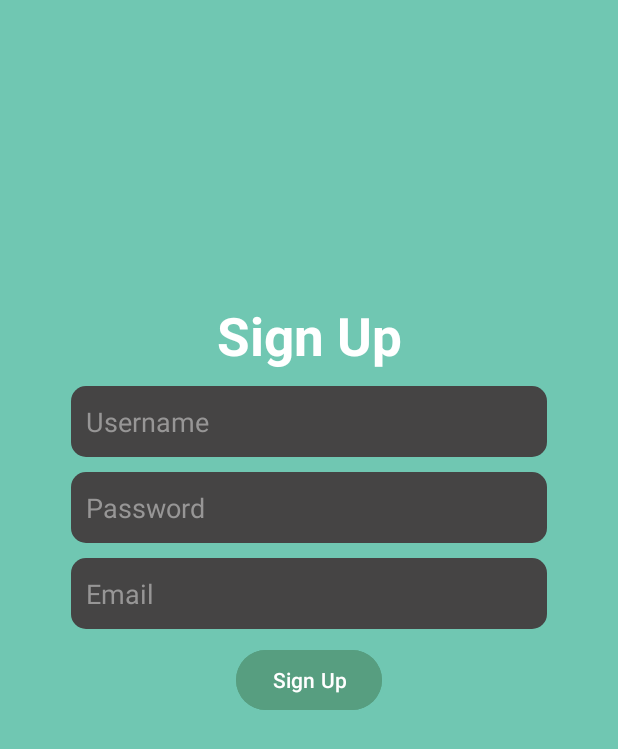
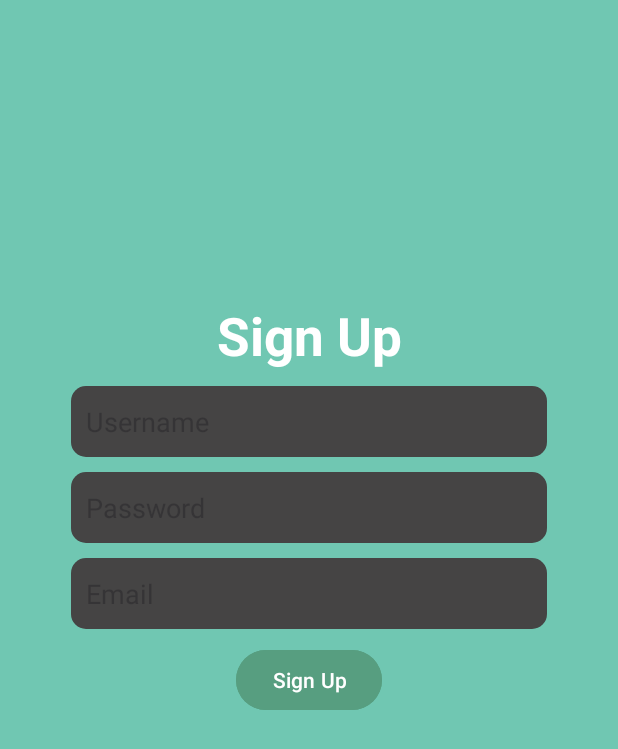
Before and after one commit to CMPUT301F25-kraken/krakenhax, an Android app: the fragment SignUpFragment placed in its activity, after a tap on "Sign Up", on a phone screen of 412 x 824 dp. Shown: the top 749 px of the screen. Run offline under Robolectric (Android 15) with nearby library versions, the light colour scheme and no system bars; our stand-ins replace Firebase (no records; nobody signed in at launch, a user with empty details on screens opened directly), navigation-ui; 3 statements that could not run were skipped.

Commit message:
Added some of the firebase integration with the login system.

```diff
--- a/Code/app/build.gradle.kts
+++ b/Code/app/build.gradle.kts
@@ -53,6 +53,7 @@ dependencies {
     // For navigating between fragments
     implementation(libs.navigation.fragment)
     implementation(libs.navigation.ui)
+    implementation(platform("com.google.firebase:firebase-bom:34.3.0"))
 
-    implementation(platform(libs.firebase.bom))
+    implementation("com.google.firebase:firebase-firestore")
 }
--- a/Code/app/src/main/java/com/kraken/krakenhax/LoginFragment.java
+++ b/Code/app/src/main/java/com/kraken/krakenhax/LoginFragment.java
@@ -1,6 +1,7 @@
 package com.kraken.krakenhax;
 
 import android.os.Bundle;
+import android.util.Log;
 import android.view.LayoutInflater;
 import android.view.View;
 import android.view.ViewGroup;
@@ -10,6 +11,12 @@ import android.widget.EditText;
 import androidx.lifecycle.LiveData;
 import androidx.lifecycle.ViewModelProvider;
 import androidx.fragment.app.Fragment;
+import androidx.navigation.NavController;
+import androidx.navigation.Navigation;
+
+import com.google.firebase.firestore.CollectionReference;
+import com.google.firebase.firestore.FirebaseFirestore;
+import com.google.firebase.firestore.QueryDocumentSnapshot;
 
 import java.util.ArrayList;
 import java.util.Objects;
@@ -21,6 +28,9 @@ public class LoginFragment extends Fragment {
     public EditText pwdText;
     public Button guest;
     public ProfileViewModel profileModel;
+    private FirebaseFirestore db;
+    private CollectionReference ProfileRef;
+
 
     public LoginFragment(){
 
@@ -30,7 +40,8 @@ public class LoginFragment extends Fragment {
     @Override
     public void onCreate( Bundle savedInstanceState ) {
         super.onCreate(savedInstanceState);
-
+        db = FirebaseFirestore.getInstance();
+        ProfileRef = db.collection("Users");
     }
     @Override
     public View onCreateView(LayoutInflater inflater, ViewGroup container,
@@ -42,6 +53,24 @@ public class LoginFragment extends Fragment {
         profileModel.addProfile(new Profile("test", "test", "Entrant", "test" + "@gmail.com"));
         profileModel.addProfile(new Profile("test2", "test2", "Organizer", "test2" + "@gmail.com"));
         profileModel.addProfile(new Profile("Jacob", "JLogin", "Entrant", "jmmccorm@ualberta.ca"));
+        final NavController navController = Navigation.findNavController(requireActivity(), R.id.nav_host_fragment_container);
+
+
+
+        ProfileRef.addSnapshotListener((value, error) -> {
+            if (error != null){
+                Log.e("Firestone",error.toString());
+            }
+            if (value != null &&!value.isEmpty()){
+                for (QueryDocumentSnapshot snapshot : value){
+                    String username = snapshot.getString("username");
+                    String password = snapshot.getString("password");
+                    String email = snapshot.getString("email");
+                    String type = snapshot.getString("type");
+                    profileModel.addProfile(new Profile(username, password, type, email));
+                }
+            }
+        });
 
         LiveData<ArrayList<Profile>> profileList = profileModel.getProfileList();
         signup = view.findViewById(R.id.signup_button);
@@ -54,19 +83,20 @@ public class LoginFragment extends Fragment {
             @Override
             public void onClick(View v) {
                 for (Profile user : profileList.getValue()){
-                    if (user.getUsername() == unText.getText().toString() && user.getPassword() == pwdText.getText().toString()){
+                    if (Objects.equals(user.getUsername(), unText.getText().toString()) && Objects.equals(user.getPassword(), pwdText.getText().toString())){
                         MainActivity mainActivity = (MainActivity) getActivity();
+                        assert mainActivity != null;
                         mainActivity.currentUser = user;
                         mainActivity.loggedIn = true;
                         if (Objects.equals(user.getType(), "Organizer")){
                             //replace with organizer fragments
-                            mainActivity.navController.navigate(R.id.action_login_to_events);
+                            navController.navigate(R.id.action_login_to_events);
                         } else if (Objects.equals(user.getType(), "Entrant")) {
                             //replace with entrant fragments
-                            mainActivity.navController.navigate(R.id.action_login_to_events);
+                            navController.navigate(R.id.action_login_to_events);
                         } else {
                             //replace with Admin fragments
-                            mainActivity.navController.navigate(R.id.action_login_to_events);
+                            navController.navigate(R.id.action_login_to_events);
                         }
                     } else {
                         System.out.println("Invalid Credentials");
@@ -79,7 +109,7 @@ public class LoginFragment extends Fragment {
             @Override
             public void onClick(View v) {
                 MainActivity mainActivity = (MainActivity) getActivity();
-                mainActivity.navController.navigate(R.id.action_login_to_typeSelector);
+                navController.navigate(R.id.action_login_to_typeSelector);
             }
         });
 
@@ -88,14 +118,9 @@ public class LoginFragment extends Fragment {
             public void onClick(View v) {
                 MainActivity mainActivity = (MainActivity) getActivity();
                 mainActivity.currentUser = new Profile("Guest", "Guest", "Guest", "Guest" + "@gmail.com");
-                mainActivity.navigateToMainContent();
+                navController.navigate(R.id.action_login_to_events);
             }
         });
-
-
-
-
-
         return view;
 
     }
--- a/Code/app/src/main/java/com/kraken/krakenhax/MainActivity.java
+++ b/Code/app/src/main/java/com/kraken/krakenhax/MainActivity.java
@@ -18,13 +18,18 @@ import androidx.navigation.fragment.NavHostFragment;
 import androidx.navigation.ui.NavigationUI;
 
 import com.google.android.material.bottomnavigation.BottomNavigationView;
+import com.google.firebase.firestore.CollectionReference;
+import com.google.firebase.firestore.FirebaseFirestore;
+
 
 public class MainActivity extends AppCompatActivity {
-
+    private FirebaseFirestore db;
+    private CollectionReference ProfileRef;
     public NavController navController;
     public BottomNavigationView bottom_navigation_bar;
     public Profile currentUser;
     public boolean loggedIn;
+    public ProfileViewModel profileModel;
 
 
     @Override
@@ -34,6 +39,9 @@ public class MainActivity extends AppCompatActivity {
         setContentView(R.layout.activity_main);
         loggedIn = false;
         // Set up the navigation bar
+        db = FirebaseFirestore.getInstance();
+        ProfileRef = db.collection("Users");
+
 
         NavHostFragment navHostFragment = (NavHostFragment) getSupportFragmentManager().findFragmentById(R.id.nav_host_fragment_container);
         assert navHostFragment != null;
@@ -43,7 +51,7 @@ public class MainActivity extends AppCompatActivity {
 
         navController.addOnDestinationChangedListener((controller, destination, arguments) -> {
             int destinationId = destination.getId();
-            if (destinationId == R.id.LoginFragment) {
+            if (destinationId == R.id.LoginFragment || destinationId == R.id.signup || destinationId == R.id.selection_type) {
                 bottom_navigation_bar.setVisibility(View.GONE);
             } else {
                 bottom_navigation_bar.setVisibility(View.VISIBLE);
@@ -56,7 +64,5 @@ public class MainActivity extends AppCompatActivity {
         });
     }
 
-    public void navigateToMainContent(){
-        navController.navigate(R.id.action_login_to_events);
-    }
+
 }
--- a/Code/app/src/main/java/com/kraken/krakenhax/SignUpFragment.java
+++ b/Code/app/src/main/java/com/kraken/krakenhax/SignUpFragment.java
@@ -10,12 +10,21 @@ import android.widget.EditText;
 import androidx.fragment.app.Fragment;
 import androidx.lifecycle.LiveData;
 import androidx.lifecycle.ViewModelProvider;
+import androidx.navigation.NavController;
+import androidx.navigation.Navigation;
+
+import com.google.firebase.firestore.CollectionReference;
+import com.google.firebase.firestore.DocumentReference;
+import com.google.firebase.firestore.FirebaseFirestore;
 
 import java.util.ArrayList;
 
 public class SignUpFragment extends Fragment {
 
     public Button signup;
+    private FirebaseFirestore db;
+
+    private CollectionReference ProfileRef;
     public EditText username;
     public EditText password;
     public EditText email;
@@ -29,9 +38,8 @@ public class SignUpFragment extends Fragment {
     @Override
     public void onCreate(Bundle savedInstanceState) {
         super.onCreate(savedInstanceState);
-        if (getArguments() != null) {
-            userType = SignUpFragmentArgs.fromBundle(getArguments()).getUserType();
-        }
+        db = FirebaseFirestore.getInstance();
+        ProfileRef = db.collection("Users");
     }
 
     @Override
@@ -39,12 +47,15 @@ public class SignUpFragment extends Fragment {
                              Bundle savedInstanceState) {
         View view = getLayoutInflater().inflate(R.layout.fragment_signup, container, false);
         profileModel = new ViewModelProvider(requireActivity()).get(ProfileViewModel.class);
+        SignUpFragmentArgs args = SignUpFragmentArgs.fromBundle(getArguments());
+
+        userType = args.getUserType();
         signup = view.findViewById(R.id.signup_button);
         username = view.findViewById(R.id.UsernameSetText);
         password = view.findViewById(R.id.PasswordSetText);
         email = view.findViewById(R.id.EmailSetText);
         LiveData<ArrayList<Profile>> profileList = profileModel.getProfileList();
-
+        final NavController navController = Navigation.findNavController(requireActivity(), R.id.nav_host_fragment_container);
         signup.setOnClickListener(new View.OnClickListener() {
             @Override
             public void onClick(View v) {
@@ -55,10 +66,13 @@ public class SignUpFragment extends Fragment {
                 }
                 Profile profile = new Profile(username.getText().toString(), password.getText().toString(), email.getText().toString(), userType);
                 profileModel.addProfile(profile);
+                DocumentReference docRef = ProfileRef.document(profile.getUsername());
+                docRef.set(profile);
                 MainActivity mainActivity = (MainActivity) getActivity();
+                assert mainActivity != null;
                 mainActivity.currentUser = profile;
                 mainActivity.loggedIn = true;
-                mainActivity.navController.navigate(R.id.action_SignUp_to_Events);
+                navController.navigate(R.id.action_SignUp_to_Events);
             }
         });
         return view;
--- a/Code/app/src/main/java/com/kraken/krakenhax/TypeChooserFragment.java
+++ b/Code/app/src/main/java/com/kraken/krakenhax/TypeChooserFragment.java
@@ -36,16 +36,15 @@ public class TypeChooserFragment extends Fragment{
             public void onClick(View v) {
                 TypeChooserFragmentDirections.ActionTypeSelectorToSignUp action = TypeChooserFragmentDirections.actionTypeSelectorToSignUp("Entrant");
                 navController.navigate(action);
-                navController.navigate(R.id.action_TypeSelector_to_SignUp);
+                //navController.navigate(R.id.action_TypeSelector_to_SignUp);
             }
         });
         organizer.setOnClickListener(new View.OnClickListener() {
             @Override
             public void onClick(View v) {
-                MainActivity mainActivity = (MainActivity) getActivity();
                 TypeChooserFragmentDirections.ActionTypeSelectorToSignUp action = TypeChooserFragmentDirections.actionTypeSelectorToSignUp("Organizer");
                 navController.navigate(action);
-                navController.navigate(R.id.action_TypeSelector_to_SignUp);
+                //navController.navigate(R.id.action_TypeSelector_to_SignUp);
             }
         });
         return view;
--- a/Code/app/src/main/res/layout/fragment_login.xml
+++ b/Code/app/src/main/res/layout/fragment_login.xml
@@ -14,7 +14,8 @@
         android:layout_height="47dp"
         android:layout_marginTop="5dp"
         android:background="@drawable/rounded_edittext_background"
-        android:text="Username"
+        android:text=""
+        android:hint="Username"
         android:textColor="@color/loginTextColor"
         app:layout_constraintEnd_toEndOf="parent"
         app:layout_constraintStart_toStartOf="parent"
@@ -26,7 +27,8 @@
         android:layout_height="47dp"
         android:layout_marginTop="5dp"
         android:background="@drawable/rounded_edittext_background"
-        android:text="Password"
+        android:text=""
+        android:hint="Password"
         android:textColor="@color/loginTextColor"
         app:layout_constraintEnd_toEndOf="parent"
         app:layout_constraintStart_toStartOf="parent"
--- a/Code/app/src/main/res/layout/fragment_signup.xml
+++ b/Code/app/src/main/res/layout/fragment_signup.xml
@@ -15,7 +15,8 @@
         android:layout_height="47dp"
         android:layout_marginTop="10dp"
         android:background="@drawable/rounded_edittext_background"
-        android:text="Username"
+        android:text=""
+        android:hint="Username"
         android:textColor="@color/loginTextColor"
         app:layout_constraintEnd_toEndOf="parent"
         app:layout_constraintStart_toStartOf="parent"
@@ -27,7 +28,8 @@
         android:layout_height="47dp"
         android:layout_marginTop="10dp"
         android:background="@drawable/rounded_edittext_background"
-        android:text="Password"
+        android:text=""
+        android:hint="Password"
         android:textColor="@color/loginTextColor"
         app:layout_constraintEnd_toEndOf="parent"
         app:layout_constraintStart_toStartOf="parent"
@@ -39,7 +41,8 @@
         android:layout_height="47dp"
         android:layout_marginTop="10dp"
         android:background="@drawable/rounded_edittext_background"
-        android:text="Email"
+        android:text=""
+        android:hint="Email"
         android:textColor="@color/loginTextColor"
         app:layout_constraintEnd_toEndOf="parent"
         app:layout_constraintStart_toStartOf="parent"
```
Also changed, not shown: Code/app/src/main/res/layout/fragment_type.xml (+9 -5 lines).
